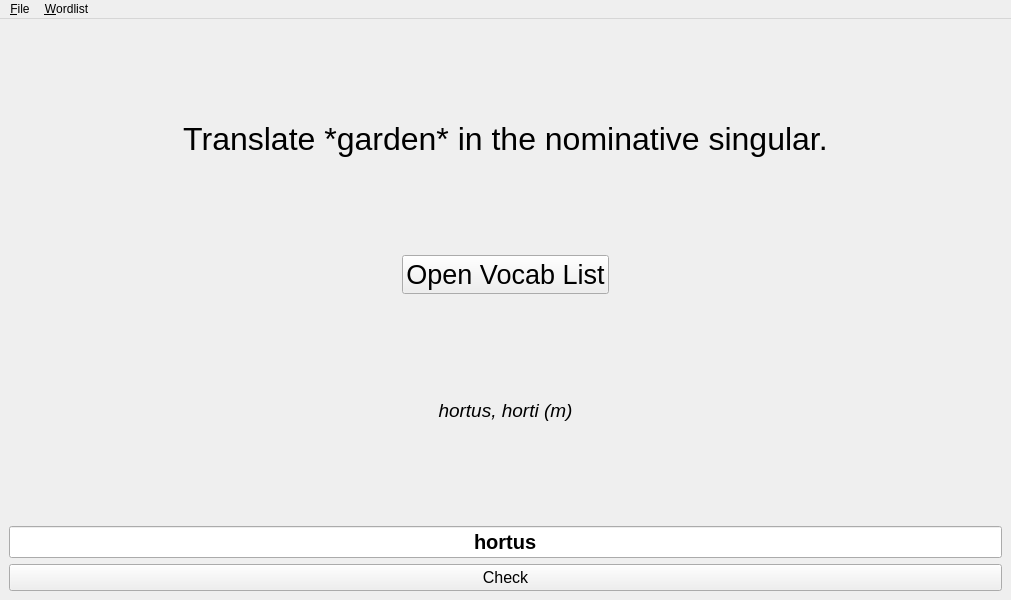
3DProgrammer/examinatio-verborum, file mainwindow.ui: the form before one commit.
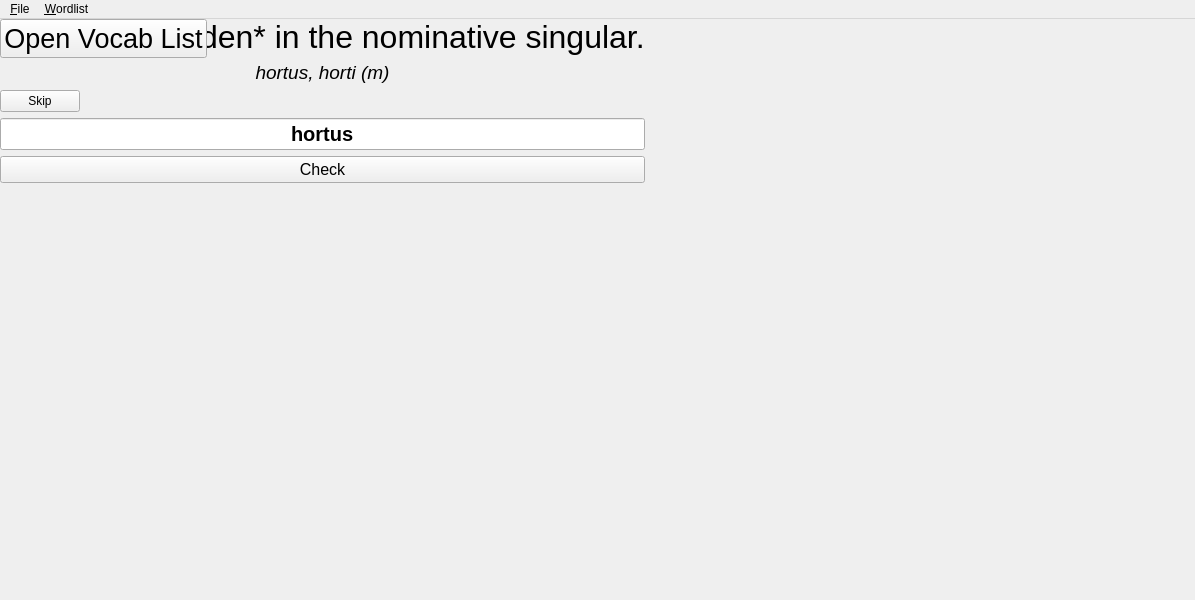
The form after the commit.

Commit message: Added skip button, fixed theming, and redesigned layouts.

```diff
--- a/mainwindow.ui
+++ b/mainwindow.ui
@@ -6,7 +6,7 @@
    <rect>
     <x>0</x>
     <y>0</y>
-    <width>1011</width>
+                <width>1195</width>
     <height>600</height>
    </rect>
   </property>
@@ -14,7 +14,14 @@
    <string>MainWindow</string>
   </property>
   <widget class="QWidget" name="centralwidget">
-   <layout class="QVBoxLayout" name="verticalLayout_2">
+            <widget class="QWidget" name="stuff_layout_widget">
+                <layout class="QVBoxLayout" name="verticalLayout">
+                    <property name="sizeConstraint">
+                        <enum>QLayout::SetDefaultConstraint</enum>
+                    </property>
+                    <property name="leftMargin">
+                        <number>0</number>
+                    </property>
     <item>
      <widget class="QLabel" name="question_label">
       <property name="enabled">
@@ -42,31 +49,13 @@
       </property>
      </widget>
     </item>
-    <item alignment="Qt::AlignHCenter">
-     <widget class="QPushButton" name="open_vocab_list_button">
-      <property name="sizePolicy">
-       <sizepolicy hsizetype="Minimum" vsizetype="Fixed">
-        <horstretch>0</horstretch>
-        <verstretch>0</verstretch>
-       </sizepolicy>
-      </property>
-      <property name="font">
-       <font>
-        <pointsize>20</pointsize>
-       </font>
-      </property>
-      <property name="text">
-       <string>Open Vocab List</string>
-      </property>
-     </widget>
-    </item>
     <item>
      <widget class="QLabel" name="hint_label">
       <property name="enabled">
        <bool>true</bool>
       </property>
       <property name="sizePolicy">
-       <sizepolicy hsizetype="Preferred" vsizetype="Preferred">
+                                <sizepolicy hsizetype="Preferred" vsizetype="Fixed">
         <horstretch>0</horstretch>
         <verstretch>0</verstretch>
        </sizepolicy>
@@ -85,6 +74,19 @@
       </property>
      </widget>
     </item>
+                    <item>
+                        <widget class="QPushButton" name="skip_button">
+                            <property name="sizePolicy">
+                                <sizepolicy hsizetype="Fixed" vsizetype="Fixed">
+                                    <horstretch>0</horstretch>
+                                    <verstretch>0</verstretch>
+                                </sizepolicy>
+                            </property>
+                            <property name="text">
+                                <string>Skip</string>
+                            </property>
+                        </widget>
+                    </item>
     <item>
      <widget class="QLineEdit" name="answer_input">
       <property name="enabled">
@@ -114,6 +116,12 @@
       <property name="enabled">
        <bool>true</bool>
       </property>
+                            <property name="sizePolicy">
+                                <sizepolicy hsizetype="Minimum" vsizetype="Fixed">
+                                    <horstretch>0</horstretch>
+                                    <verstretch>0</verstretch>
+                                </sizepolicy>
+                            </property>
       <property name="font">
        <font>
         <pointsize>12</pointsize>
@@ -126,13 +134,36 @@
     </item>
    </layout>
   </widget>
+            <widget class="QWidget" name="open_vocab_list_button_layout_widget">
+                <layout class="QVBoxLayout" name="open_vocab_list_button_layout">
+                    <item alignment="Qt::AlignHCenter|Qt::AlignVCenter">
+                        <widget class="QPushButton" name="open_vocab_list_button">
+                            <property name="sizePolicy">
+                                <sizepolicy hsizetype="Fixed" vsizetype="Fixed">
+                                    <horstretch>0</horstretch>
+                                    <verstretch>0</verstretch>
+                                </sizepolicy>
+                            </property>
+                            <property name="font">
+                                <font>
+                                    <pointsize>20</pointsize>
+                                </font>
+                            </property>
+                            <property name="text">
+                                <string>Open Vocab List</string>
+                            </property>
+                        </widget>
+                    </item>
+                </layout>
+            </widget>
+        </widget>
   <widget class="QMenuBar" name="menubar">
    <property name="geometry">
     <rect>
      <x>0</x>
      <y>0</y>
-     <width>1011</width>
-     <height>22</height>
+                    <width>1195</width>
+                    <height>45</height>
     </rect>
    </property>
    <widget class="QMenu" name="menuFile">
```
Left out of the diff: 2 changed lines with no effect on the pictures. Lines whose indentation alone changed are shown as unchanged. The commit also changes 4 other files.
